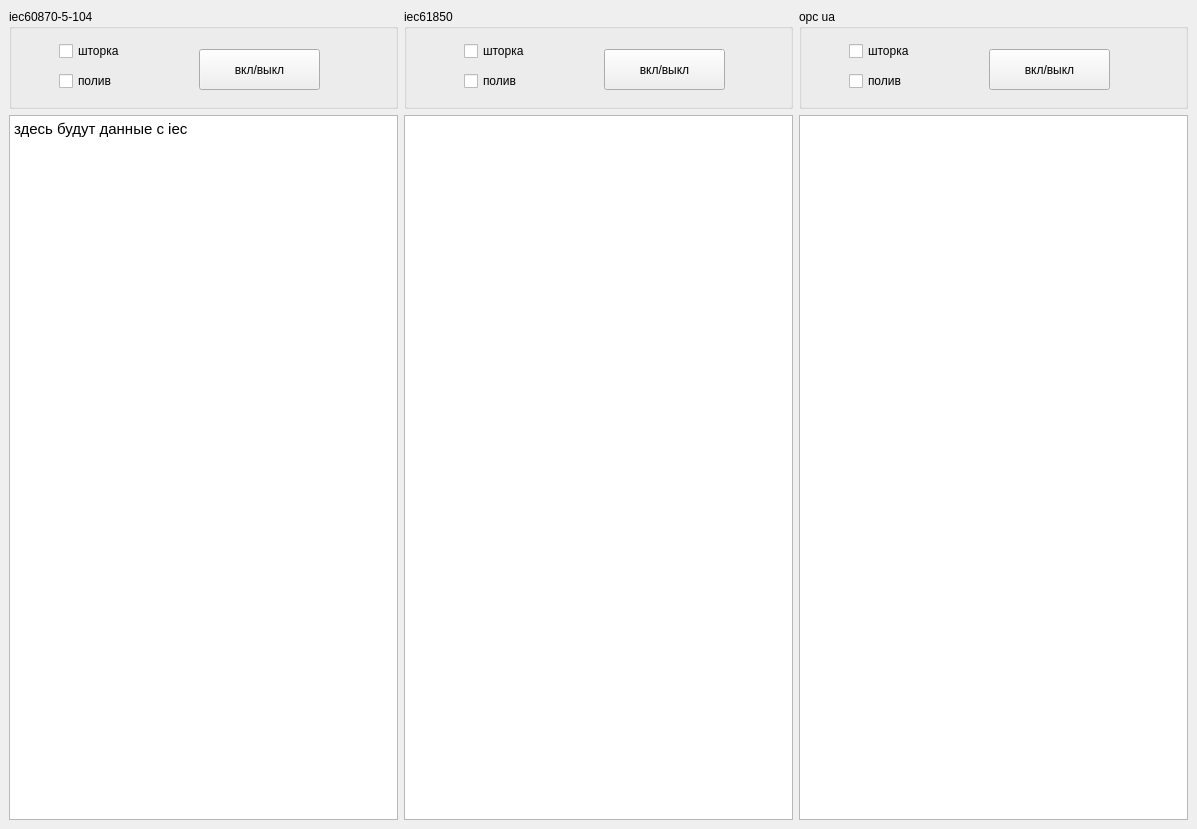
RussianCats/SCADA_qmake, file mainwindow.ui: the form before one commit.
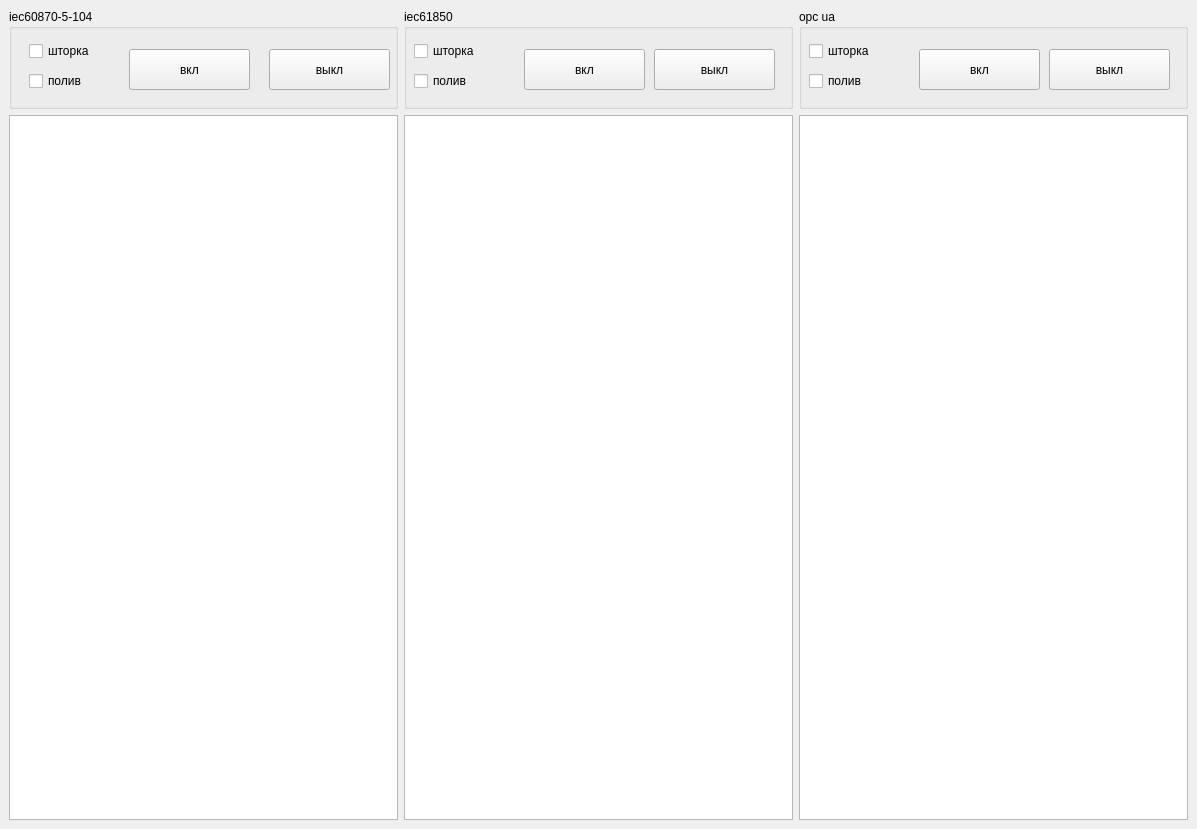
The form after the commit.

The edit to the form file:
```diff
--- a/mainwindow.ui
+++ b/mainwindow.ui
@@ -31,36 +31,36 @@
         <property name="title">
          <string>iec61850</string>
         </property>
-        <widget class="QPushButton" name="pushButton_4">
+        <widget class="QPushButton" name="pushButton_7">
          <property name="geometry">
           <rect>
-           <x>200</x>
+           <x>250</x>
            <y>40</y>
            <width>121</width>
            <height>41</height>
           </rect>
          </property>
          <property name="text">
-          <string>вкл/выкл</string>
-         </property>
-        </widget>
-        <widget class="QCheckBox" name="checkBox_3">
-         <property name="geometry">
-          <rect>
-           <x>60</x>
-           <y>60</y>
-           <width>92</width>
-           <height>24</height>
-          </rect>
-         </property>
-         <property name="text">
-          <string>полив</string>
+          <string>выкл</string>
          </property>
         </widget>
         <widget class="QCheckBox" name="checkBox_4">
          <property name="geometry">
           <rect>
-           <x>60</x>
+           <x>10</x>
+           <y>60</y>
+           <width>92</width>
+           <height>24</height>
+          </rect>
+         </property>
+         <property name="text">
+          <string>полив</string>
+         </property>
+        </widget>
+        <widget class="QCheckBox" name="checkBox_3">
+         <property name="geometry">
+          <rect>
+           <x>10</x>
            <y>30</y>
            <width>92</width>
            <height>24</height>
@@ -70,6 +70,19 @@
           <string>шторка</string>
          </property>
         </widget>
+        <widget class="QPushButton" name="pushButton_4">
+         <property name="geometry">
+          <rect>
+           <x>120</x>
+           <y>40</y>
+           <width>121</width>
+           <height>41</height>
+          </rect>
+         </property>
+         <property name="text">
+          <string>вкл</string>
+         </property>
+        </widget>
        </widget>
       </item>
      </layout>
@@ -84,7 +97,6 @@
 p, li { white-space: pre-wrap; }
 hr { height: 1px; border-width: 0; }
 &lt;/style&gt;&lt;/head&gt;&lt;body style=&quot; font-family:'Cantarell'; font-size:11pt; font-weight:400; font-style:normal;&quot;&gt;
-&lt;p style=&quot; margin-top:0px; margin-bottom:0px; margin-left:0px; margin-right:0px; -qt-block-indent:0; text-indent:0px;&quot;&gt;здесь будут данные с iec&lt;/p&gt;
 &lt;p style=&quot;-qt-paragraph-type:empty; margin-top:0px; margin-bottom:0px; margin-left:0px; margin-right:0px; -qt-block-indent:0; text-indent:0px;&quot;&gt;&lt;br /&gt;&lt;/p&gt;&lt;/body&gt;&lt;/html&gt;</string>
         </property>
        </widget>
@@ -103,20 +115,20 @@
         <widget class="QPushButton" name="pushButton_3">
          <property name="geometry">
           <rect>
-           <x>190</x>
+           <x>120</x>
            <y>40</y>
            <width>121</width>
            <height>41</height>
           </rect>
          </property>
          <property name="text">
-          <string>вкл/выкл</string>
+          <string>вкл</string>
          </property>
         </widget>
         <widget class="QCheckBox" name="checkBox">
          <property name="geometry">
           <rect>
-           <x>50</x>
+           <x>20</x>
            <y>30</y>
            <width>92</width>
            <height>24</height>
@@ -129,7 +141,7 @@
         <widget class="QCheckBox" name="checkBox_2">
          <property name="geometry">
           <rect>
-           <x>50</x>
+           <x>20</x>
            <y>60</y>
            <width>92</width>
            <height>24</height>
@@ -139,6 +151,19 @@
           <string>полив</string>
          </property>
         </widget>
+        <widget class="QPushButton" name="pushButton_6">
+         <property name="geometry">
+          <rect>
+           <x>260</x>
+           <y>40</y>
+           <width>121</width>
+           <height>41</height>
+          </rect>
+         </property>
+         <property name="text">
+          <string>выкл</string>
+         </property>
+        </widget>
        </widget>
       </item>
      </layout>
@@ -159,43 +184,56 @@
         <property name="title">
          <string>opc ua</string>
         </property>
-        <widget class="QPushButton" name="pushButton_5">
+        <widget class="QPushButton" name="pushButton_8">
          <property name="geometry">
           <rect>
-           <x>190</x>
+           <x>250</x>
            <y>40</y>
            <width>121</width>
            <height>41</height>
           </rect>
          </property>
          <property name="text">
-          <string>вкл/выкл</string>
+          <string>выкл</string>
          </property>
         </widget>
         <widget class="QCheckBox" name="checkBox_5">
          <property name="geometry">
           <rect>
-           <x>50</x>
-           <y>60</y>
+           <x>10</x>
+           <y>30</y>
            <width>92</width>
            <height>24</height>
           </rect>
          </property>
          <property name="text">
-          <string>полив</string>
+          <string>шторка</string>
+         </property>
+        </widget>
+        <widget class="QPushButton" name="pushButton_5">
+         <property name="geometry">
+          <rect>
+           <x>120</x>
+           <y>40</y>
+           <width>121</width>
+           <height>41</height>
+          </rect>
+         </property>
+         <property name="text">
+          <string>вкл</string>
          </property>
         </widget>
         <widget class="QCheckBox" name="checkBox_6">
          <property name="geometry">
           <rect>
-           <x>50</x>
-           <y>30</y>
+           <x>10</x>
+           <y>60</y>
            <width>92</width>
            <height>24</height>
           </rect>
          </property>
          <property name="text">
-          <string>шторка</string>
+          <string>полив</string>
          </property>
         </widget>
        </widget>
```
